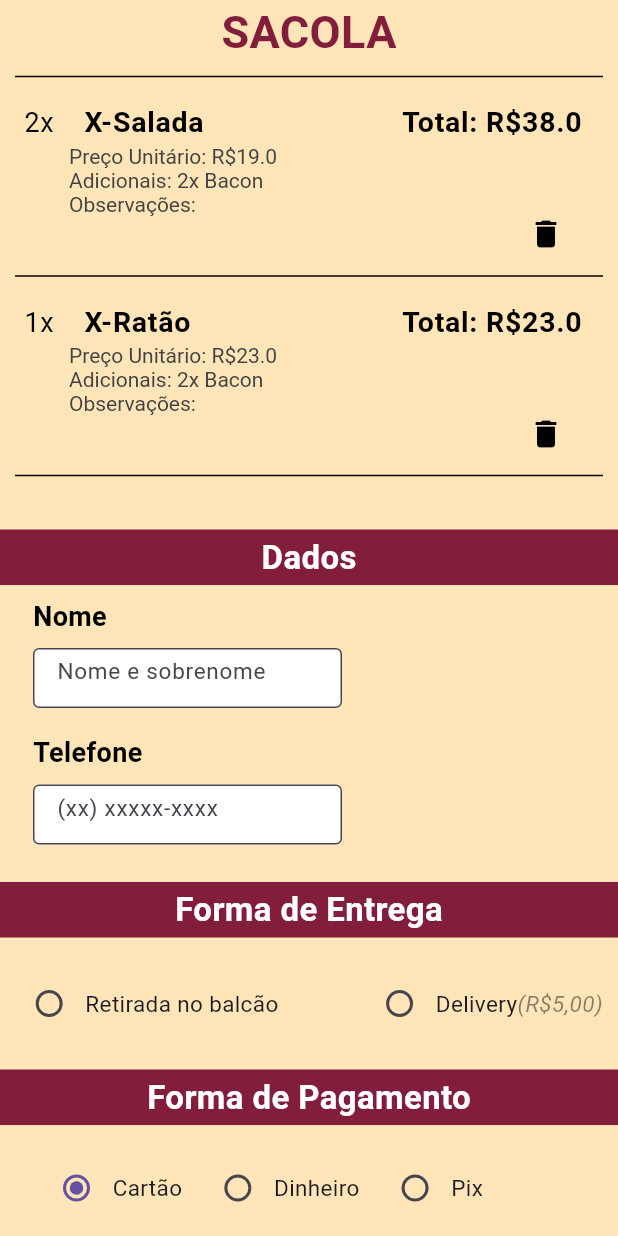
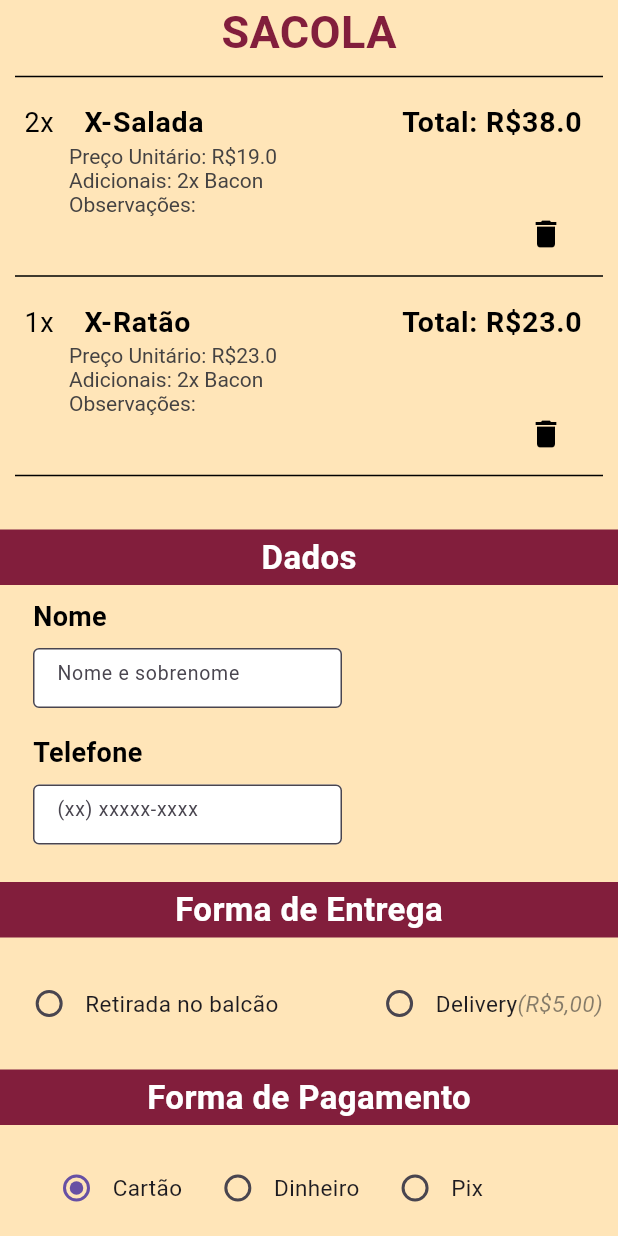
Before and after one commit to Gabriel-Victor03/appdelivery, a Flutter app: the CartPage screen opened by its route, on a phone screen of 412 x 824 dp. Run offline on Flutter 3.47's test engine with Material 3 defaults, Android fonts, the phone set to English and light mode, and no system bars; our stand-ins replace carousel_slider, parse_server_sdk_flutter; network calls fail; Roboto replaces fonts that are missing (Arial, arial).

Commit message:
alteração gabriel - sacola

```diff
--- a/lib/view/pages/cart_page.dart
+++ b/lib/view/pages/cart_page.dart
@@ -192,6 +192,7 @@ class _CartPageState extends State<CartPage> {
                               2, // Ajusta a largura do TextField
                           height: 40.0,
                           child: TextField(
+                            textAlignVertical: TextAlignVertical.center,
                             controller: nameController,
                             decoration: InputDecoration(
                               border: OutlineInputBorder(),
@@ -201,7 +202,7 @@ class _CartPageState extends State<CartPage> {
                               // contentPadding: EdgeInsets.symmetric(
                               //     vertical: 9.0, horizontal: 10.0)
                             ),
-                            style: TextStyle(fontSize: 15),
+                            style: TextStyle(fontSize: 13),
                           ),
                         ),
                       ),
@@ -229,6 +230,8 @@ class _CartPageState extends State<CartPage> {
                           width: MediaQuery.of(context).size.width /
                               2, // Ajusta a largura do TextField
                           child: TextField(
+                                                        textAlignVertical: TextAlignVertical.center,
+
                             controller: phoneController,
                             decoration: InputDecoration(
                               border: OutlineInputBorder(),
@@ -236,7 +239,7 @@ class _CartPageState extends State<CartPage> {
                               filled: true,
                               fillColor: Colors.white,
                             ),
-                            style: TextStyle(fontSize: 15),
+                            style: TextStyle(fontSize: 13),
                           ),
                         ),
                       ),
```
